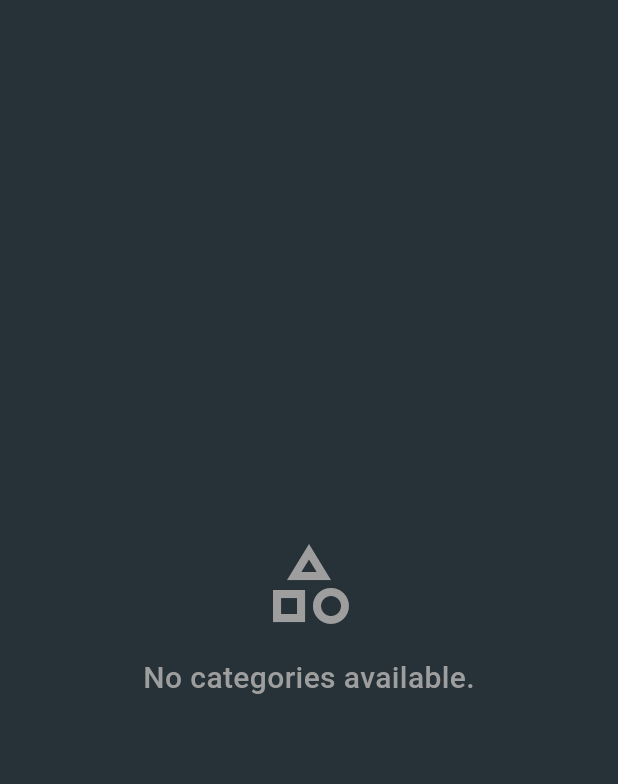
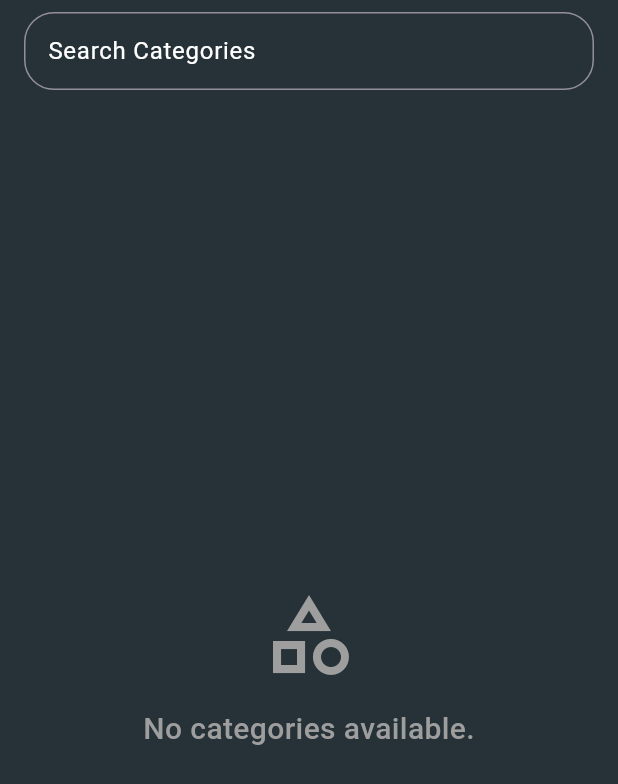
Before and after one commit to Samooh-9820060/ExpnZ, a Flutter app: the CategoriesScreen widget shown alone on an empty page, opened directly, on a phone screen of 412 x 824 dp. Shown: the top 784 px of the screen. Run offline on Flutter 3.47's test engine with Material 3 defaults, Android fonts, the phone set to English and light mode, and no system bars; our stand-ins replace cloud_firestore, file_picker, firebase_auth, firebase_core, firebase_storage, fl_chart and 10 more; missing offline and left inert: animated_drawer, currency_picker, excel, feedback, flutter_iconpicker, notifications; accounts and stored records are empty; network calls fail.

Commit message:
Update CategoriesScreen.dart
Search Categories function implemented

```diff
--- a/lib/screens/CategoriesScreen.dart
+++ b/lib/screens/CategoriesScreen.dart
@@ -8,9 +8,12 @@ class CategoriesScreen extends StatefulWidget {
   _CategoriesScreenState createState() => _CategoriesScreenState();
 }
 
-class _CategoriesScreenState extends State<CategoriesScreen> with SingleTickerProviderStateMixin {
+class _CategoriesScreenState extends State<CategoriesScreen>
+    with SingleTickerProviderStateMixin {
   late final AnimationController _controller;
   late final Animation<double> _animation;
+  final TextEditingController _searchController = TextEditingController();
+  String _searchQuery = '';
 
   @override
   void initState() {
@@ -28,6 +31,7 @@ class _CategoriesScreenState extends State<CategoriesScreen> with SingleTickerPr
   @override
   void dispose() {
     _controller.dispose();
+    _searchController.dispose();
     super.dispose();
   }
 
@@ -35,8 +39,37 @@ class _CategoriesScreenState extends State<CategoriesScreen> with SingleTickerPr
   Widget build(BuildContext context) {
     return Container(
       color: Colors.blueGrey[900],
+      child: Column(
+        children: [
+          Padding(
+            padding: const EdgeInsets.symmetric(vertical: 8.0, horizontal: 16.0),
+            child: TextField(
+              controller: _searchController,
+              decoration: InputDecoration(
+                labelText: 'Search Categories',
+                suffixIcon: _searchQuery.isNotEmpty
+                    ? IconButton(
+                  icon: Icon(Icons.clear),
+                  onPressed: () {
+                    _searchController.clear();
+                    setState(() {
+                      _searchQuery = '';
+                    });
+                  },
+                )
+                    : null,
+              ),
+              onChanged: (value) {
+                setState(() {
+                  _searchQuery = value;
+                });
+              },
+            ),
+          ),
+          Expanded(
             child: ValueListenableBuilder<Map<String, Map<String, dynamic>>>(
-          valueListenable: categoriesNotifier, // The ValueNotifier for local accounts data
+                valueListenable: categoriesNotifier,
+                // The ValueNotifier for local accounts data
                 builder: (context, categoriesData, child) {
                   if (categoriesData.isEmpty) {
                     return const Center(
@@ -64,12 +97,22 @@ class _CategoriesScreenState extends State<CategoriesScreen> with SingleTickerPr
                   }
 
                   // Create a list of category keys, sorted by category name
-            List<String> sortedCategoryKeys = categoriesData.keys.toList();
-            sortedCategoryKeys.sort((a, b) => (categoriesData[a]?['name'] as String).compareTo(categoriesData[b]?['name'] as String));
+                  List<String> sortedCategoryKeys =
+                      categoriesData.keys.toList();
+                  sortedCategoryKeys.sort((a, b) =>
+                      (categoriesData[a]?['name'] as String)
+                          .compareTo(categoriesData[b]?['name'] as String));
                   return ListView.builder(
                     itemCount: sortedCategoryKeys.length,
                     itemBuilder: (context, index) {
                       final documentId = sortedCategoryKeys[index];
+                      final categoryName = categoriesData[documentId]?['name'] as String;
+                      final categoryDescription = categoriesData[documentId]?['description'] as String;
+
+                      // Filter categories based on the search query
+                      if (_searchQuery.isNotEmpty && (!categoryName.toLowerCase().contains(_searchQuery.toLowerCase()) || !categoryDescription.toLowerCase().contains(_searchQuery.toLowerCase()))) {
+                        return Container();
+                      }
 
                       return buildAnimatedCategoryCard(
                         documentId: documentId,
@@ -77,7 +120,9 @@ class _CategoriesScreenState extends State<CategoriesScreen> with SingleTickerPr
                       );
                     },
                   );
-        }
+                }),
+          ),
+        ],
       ),
     );
   }
@@ -92,9 +137,12 @@ class _CategoriesScreenState extends State<CategoriesScreen> with SingleTickerPr
     // Extracting category data
     final categoryData = categoriesNotifier.value![documentId];
     final String categoryName = categoryData?['name'] ?? 'Unknown Category';
-    final String? imagePath = categoryData?['imageUrl']; // Replace 'imageUrl' with your field name if different
+    final String? imagePath = categoryData?[
+        'imageUrl']; // Replace 'imageUrl' with your field name if different
     final IconData iconData = _getIconData(categoryData);
-    final Color? primaryColor = categoryData?['color'] != null ? Color(categoryData?['color'] as int) : null;
+    final Color? primaryColor = categoryData?['color'] != null
+        ? Color(categoryData?['color'] as int)
+        : null;
 
     return GestureDetector(
       onLongPress: () {
@@ -141,7 +189,8 @@ class _CategoriesScreenState extends State<CategoriesScreen> with SingleTickerPr
       builder: (BuildContext context) {
         return AlertDialog(
           title: const Text("Delete Category"),
-          content: const Text("Are you sure you want to delete this category?\n\n"
+          content: const Text(
+              "Are you sure you want to delete this category?\n\n"
               "This will remove this category from all transactions with more than 1 category and Uncategorize any transactions with this category only."),
           actions: [
             TextButton(
```
Lines whose indentation alone changed are shown as unchanged.
